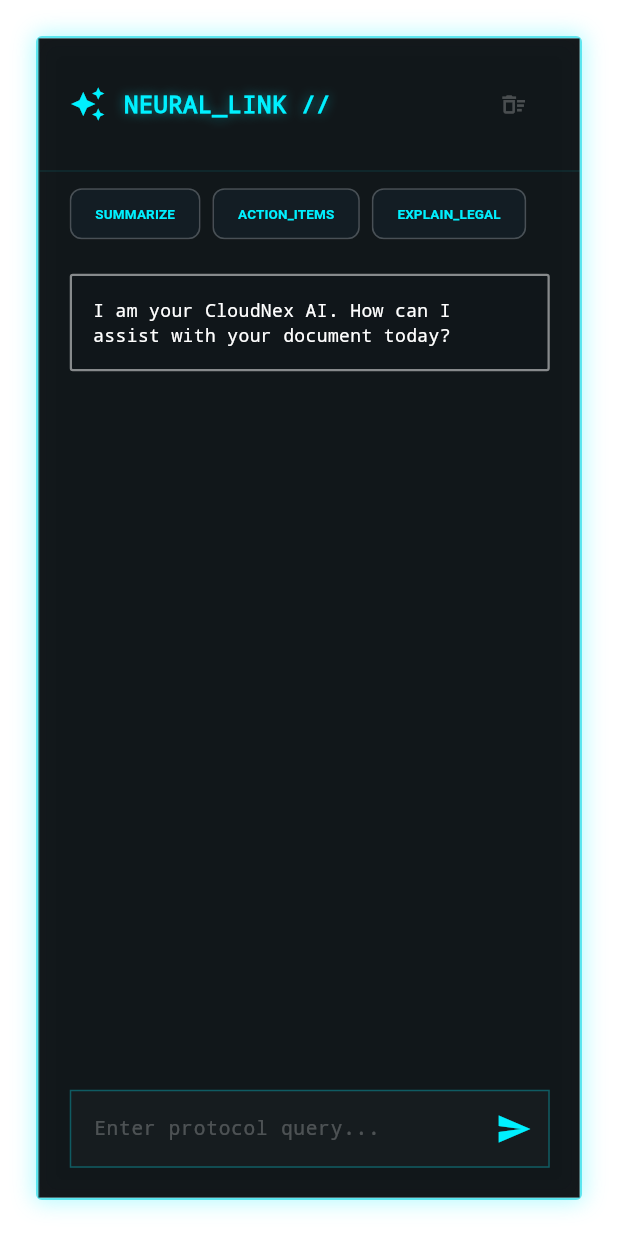
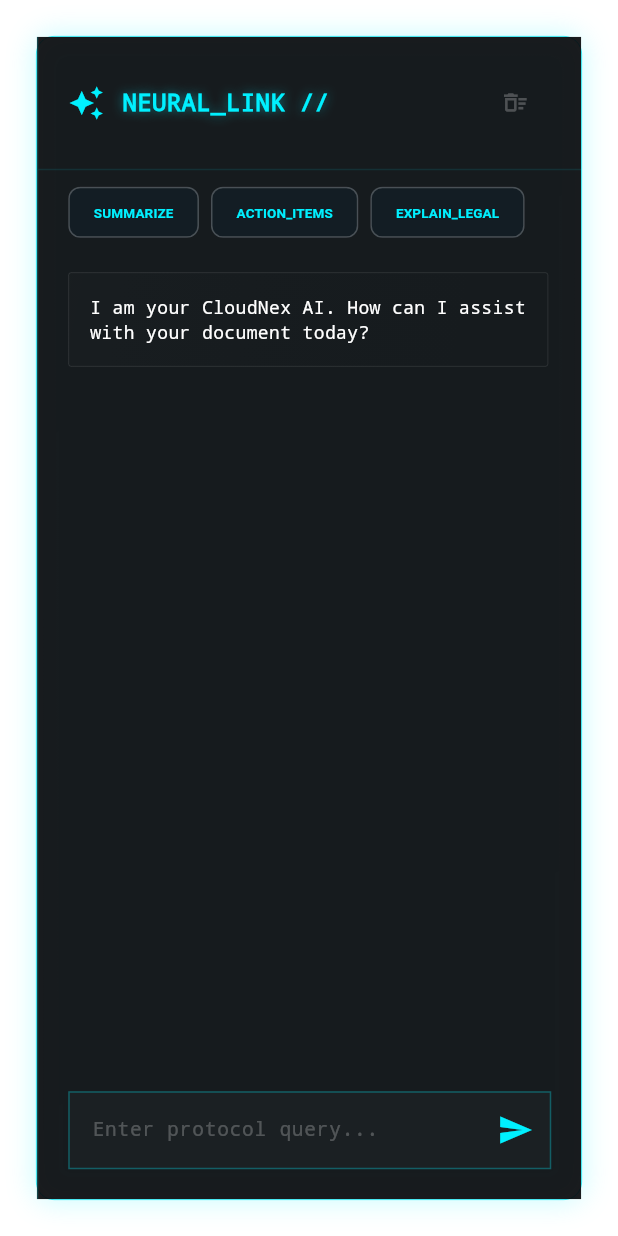
Before and after one commit to Kratos3597/CloudNex-PDF, a Flutter app: the AiShellView screen opened directly, on a phone screen of 412 x 824 dp. Run offline on Flutter 3.47's test engine with Material 3 defaults, Android fonts, the phone set to English and light mode, and no system bars; drawn by our look-alikes of flutter_animate; our stand-ins replace file_picker, flutter_riverpod, google_generative_ai, isar, share_plus, shared_preferences; missing offline and left inert: google_mlkit_text_recognition, pdfx, syncfusion_flutter_pdf, syncfusion_flutter_pdfviewer; accounts and stored records are empty; generated files the repository leaves out were written again.

Commit message:
UI Polish: Apple-style Glass UI, Tablet Landscape Mode, and OCR Bug Fix

```diff
--- a/lib/core/theme/cyberpunk_theme.dart
+++ b/lib/core/theme/cyberpunk_theme.dart
@@ -6,17 +6,17 @@ class CyberpunkTheme {
   CyberpunkTheme._();
 
   static const Color backgroundDark = Color(0xFF020205);
-  static const Color surfaceTranslucent = Color(0x220D0D1A);
+  static const Color surfaceTranslucent = Color(0x331A1A2E); // Slightly more opacity for Apple feel
 
   static const Color neonCyan = Color(0xFF00F0FF);
   static const Color neonPink = Color(0xFFFF007F);
   static const Color neonGreen = Color(0xFF39FF14);
   static const Color neonYellow = Color(0xFFF3E600);
   static const Color textPrimary = Color(0xFFF5F5FA);
-  static const Color textSecondary = Color(0x8AFFFFFF);
+  static const Color textSecondary = Color(0xAABBBBCB);
 
-  static const double blurSigmaX = 20.0;
-  static const double blurSigmaY = 20.0;
+  static const double blurSigmaX = 25.0; // Higher blur for Apple effect
+  static const double blurSigmaY = 25.0;
 
   static ImageFilter get glassBlurFilter =>
       ImageFilter.blur(sigmaX: blurSigmaX, sigmaY: blurSigmaY);
@@ -28,9 +28,14 @@ class CyberpunkTheme {
         primary: neonCyan,
         secondary: neonPink,
         surface: backgroundDark,
+        onSurface: textPrimary,
+      ),
+      appBarTheme: const AppBarTheme(
+        backgroundColor: Colors.transparent,
+        elevation: 0,
       ),
       textTheme: const TextTheme(
-        bodyLarge: TextStyle(color: textPrimary, fontFamily: 'monospace'),
+        bodyLarge: TextStyle(color: textPrimary, fontFamily: 'monospace', letterSpacing: 0.5),
         bodyMedium: TextStyle(color: textSecondary, fontFamily: 'monospace'),
       ),
     );
@@ -38,18 +43,26 @@ class CyberpunkTheme {
 
   static BoxDecoration glassDecoration({
     BorderRadius? borderRadius,
-    Color borderColor = const Color(0x3300F0FF),
+    Color borderColor = const Color(0x22FFFFFF), // Subtler white border
     bool showGlow = false,
   }) {
     return BoxDecoration(
       color: surfaceTranslucent,
-      borderRadius: borderRadius ?? BorderRadius.circular(4.0),
-      border: Border.all(color: borderColor.withValues(alpha: 0.5), width: 1.5),
+      borderRadius: borderRadius ?? BorderRadius.circular(12.0), // Rounded corners
+      border: Border.all(color: borderColor, width: 0.5), // Hairline border
+      gradient: LinearGradient(
+        begin: Alignment.topLeft,
+        end: Alignment.bottomRight,
+        colors: [
+          Colors.white.withValues(alpha: 0.05),
+          Colors.transparent,
+        ],
+      ),
       boxShadow: [
         if (showGlow)
           BoxShadow(
-            color: borderColor.withValues(alpha: 0.3),
-            blurRadius: 12.0,
+            color: borderColor.withValues(alpha: 0.2),
+            blurRadius: 15.0,
             spreadRadius: 1.0,
           ),
       ],
--- a/lib/main.dart
+++ b/lib/main.dart
@@ -7,10 +7,13 @@ import 'features/workspace/presentation/workspace_shell.dart';
 void main() {
   WidgetsFlutterBinding.ensureInitialized();
 
+  // Enable Edge-to-Edge display for modern scaling
+  SystemChrome.setEnabledSystemUIMode(SystemUiMode.edgeToEdge);
+
   SystemChrome.setSystemUIOverlayStyle(const SystemUiOverlayStyle(
     statusBarColor: Colors.transparent,
     statusBarIconBrightness: Brightness.light,
-    systemNavigationBarColor: CyberpunkTheme.backgroundDark,
+    systemNavigationBarColor: Colors.transparent, // Modern transparent bar
     systemNavigationBarIconBrightness: Brightness.light,
   ));
 
```
Also changed, not shown: lib/features/pdf_editor/presentation/pdf_workspace_view.dart (+56 -0 lines), lib/features/pdf_editor/services/pdf_modifier_service.dart (+12 -0 lines), lib/features/workspace/presentation/workspace_shell.dart (+31 -15 lines), lib/services/pdf_service.dart (+15 -10 lines), 1 other file.
